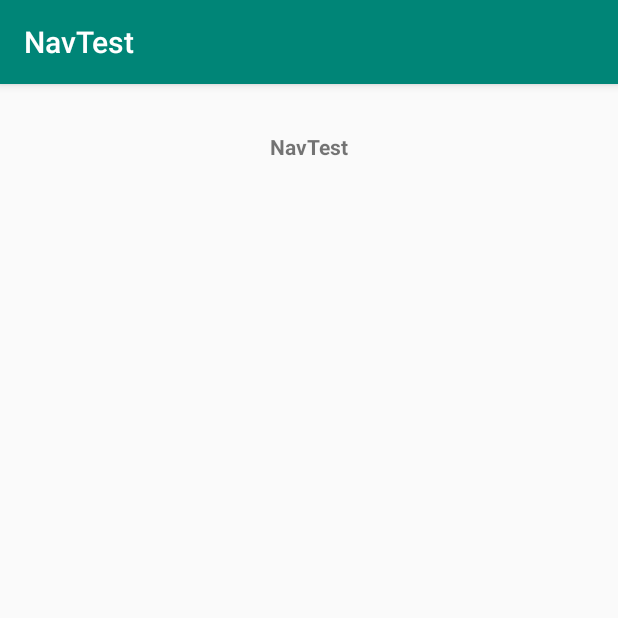
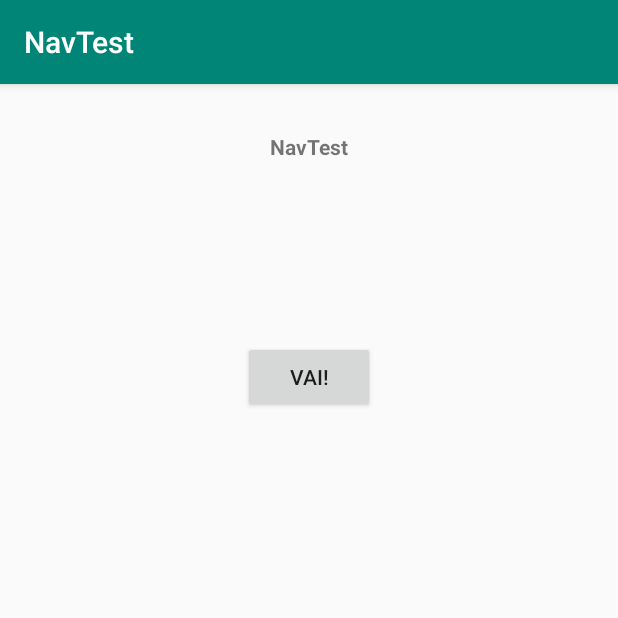
Before and after one commit to pcantiello/lsadm2019-NavTest, an Android app: the screen it shows after launch (MainActivity), on a phone screen of 412 x 824 dp, the top half of it. Run offline under Robolectric (Android 15) with nearby library versions, the phone set to English and light mode, and no system bars.

Commit message:
Creata action, pulsante e effettuata navigation

```diff
--- a/app/src/main/java/it/unicampania/lsadm/navtest/HomeFragment.kt
+++ b/app/src/main/java/it/unicampania/lsadm/navtest/HomeFragment.kt
@@ -6,6 +6,8 @@ import android.support.v4.app.Fragment
 import android.view.LayoutInflater
 import android.view.View
 import android.view.ViewGroup
+import androidx.navigation.Navigation
+import kotlinx.android.synthetic.main.fragment_home.*
 
 
 // TODO: Rename parameter arguments, choose names that match
@@ -27,5 +29,9 @@ class HomeFragment : Fragment() {
         return inflater.inflate(R.layout.fragment_home, container, false)
     }
 
+    override fun onViewCreated(view: View, savedInstanceState: Bundle?) {
+        super.onViewCreated(view, savedInstanceState)
+        btnVai.setOnClickListener { Navigation.findNavController(view).navigate(R.id.action_homeToFiglio) }
+    }
 
 }
--- a/app/src/main/res/layout/fragment_home.xml
+++ b/app/src/main/res/layout/fragment_home.xml
@@ -12,6 +12,14 @@
             android:text="@string/app_name"
             app:layout_constraintEnd_toEndOf="parent" android:layout_marginEnd="8dp"
             app:layout_constraintStart_toStartOf="parent" android:layout_marginStart="8dp"
-            android:layout_marginTop="32dp" app:layout_constraintTop_toTopOf="parent" android:textStyle="bold"/>
+            android:layout_marginTop="32dp" app:layout_constraintTop_toTopOf="parent" android:textStyle="bold"
+            android:id="@+id/textView"/>
+    <Button
+            android:text="@string/vai"
+            android:layout_width="wrap_content"
+            android:layout_height="wrap_content"
+            android:id="@+id/btnVai" app:layout_constraintEnd_toEndOf="parent"
+            app:layout_constraintStart_toStartOf="parent" android:layout_marginTop="120dp"
+            app:layout_constraintTop_toBottomOf="@+id/textView"/>
 
 </android.support.constraint.ConstraintLayout>
--- a/app/src/main/res/navigation/nav_graph.xml
+++ b/app/src/main/res/navigation/nav_graph.xml
@@ -5,7 +5,9 @@
             app:startDestination="@id/homeFragment">
 
     <fragment android:id="@+id/homeFragment" android:name="it.unicampania.lsadm.navtest.HomeFragment"
-              android:label="fragment_home" tools:layout="@layout/fragment_home"/>
+              android:label="fragment_home" tools:layout="@layout/fragment_home">
+        <action android:id="@+id/action_homeToFiglio" app:destination="@id/figlioFragment"/>
+    </fragment>
     <fragment android:id="@+id/figlioFragment" android:name="it.unicampania.lsadm.navtest.FiglioFragment"
               android:label="fragment_figlio" tools:layout="@layout/fragment_figlio"/>
 </navigation>
--- a/app/src/main/res/values/strings.xml
+++ b/app/src/main/res/values/strings.xml
@@ -4,4 +4,5 @@
     <!-- TODO: Remove or change this placeholder text -->
     <string name="hello_blank_fragment">Hello blank fragment</string>
     <string name="figlio">Figlio</string>
+    <string name="vai">Vai!</string>
 </resources>
```
